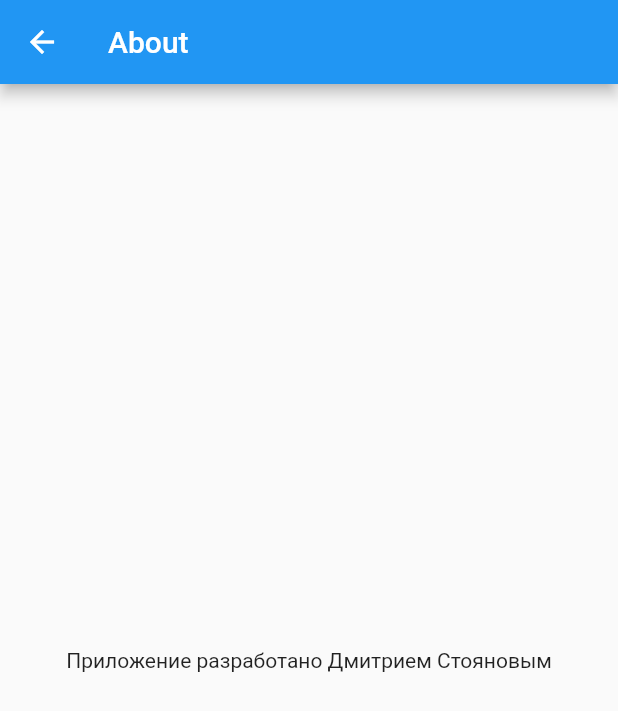
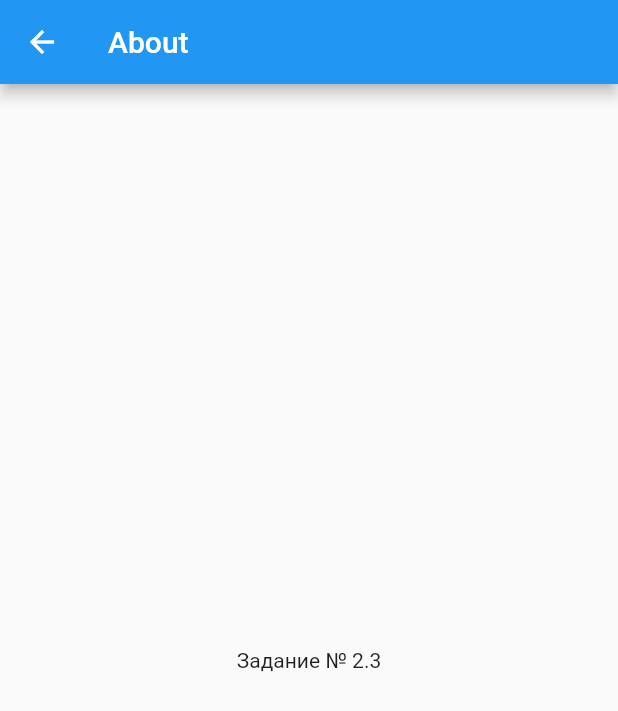
Before and after one commit to Zaikin921/z23_navigation, a Flutter app: the AboutScreen screen opened by its route, on a phone screen of 412 x 824 dp. Shown: the top 711 px of the screen. Run offline on Flutter 3.47's test engine with Material 2 defaults, Android fonts, the phone set to English and light mode, and no system bars.

Commit message:
Обновления

```diff
--- a/lib/screens/about_screen.dart
+++ b/lib/screens/about_screen.dart
@@ -8,7 +8,7 @@ class AboutScreen extends StatelessWidget {
     return Scaffold(
       appBar: AppBar(title: const Text('About')),
       body: const Center(
-        child: Text('Приложение разработано Дмитрием Стояновым'),
+        child: Text('Задание № 2.3'),
       ),
     );
   }
```
Also changed, not shown: pubspec.lock.
